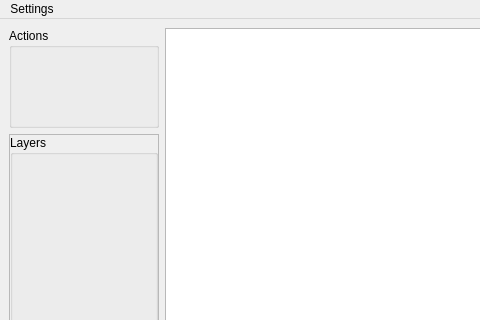
First picture: the form in src/gui/viewerwindow.ui, repository aitjcize/QCamber, before the edit; both pictures show x 0 to 480 and y 0 to 320 of the 900 by 500 pixel window.
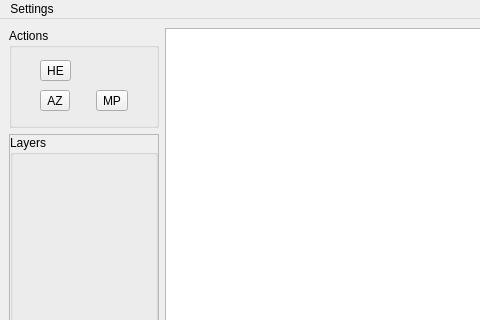
Second picture: the form after the edit. Custom widgets are drawn as their Qt base class.

Commit message: Implement GUI interface for switching ZoomMode.

Patch:
```diff
--- a/src/gui/viewerwindow.ui
+++ b/src/gui/viewerwindow.ui
@@ -28,6 +28,29 @@
         <property name="title">
          <string>Actions</string>
         </property>
+        <layout class="QGridLayout" name="gridLayout">
+         <item row="1" column="0">
+          <widget class="QToolButton" name="areaZoomFunc">
+           <property name="text">
+            <string>AZ</string>
+           </property>
+          </widget>
+         </item>
+         <item row="0" column="0">
+          <widget class="QToolButton" name="homeFunc">
+           <property name="text">
+            <string>HE</string>
+           </property>
+          </widget>
+         </item>
+         <item row="1" column="1">
+          <widget class="QToolButton" name="mousePanFunc">
+           <property name="text">
+            <string>MP</string>
+           </property>
+          </widget>
+         </item>
+        </layout>
        </widget>
       </item>
       <item>
```
The commit also changes 6 other files.
